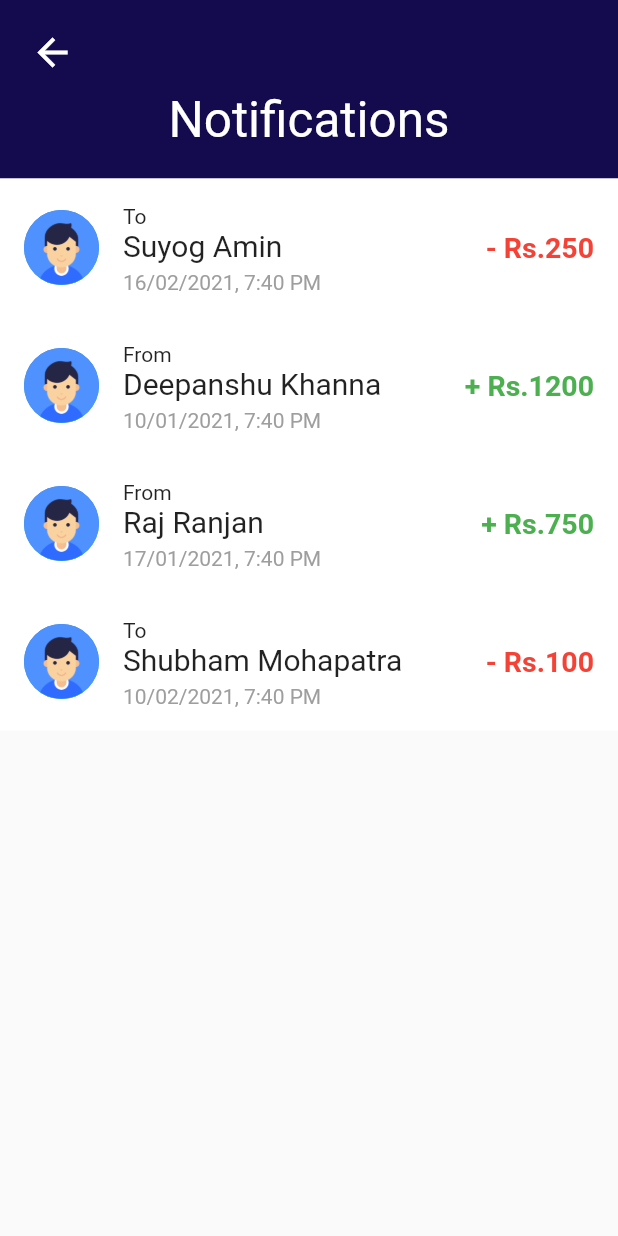
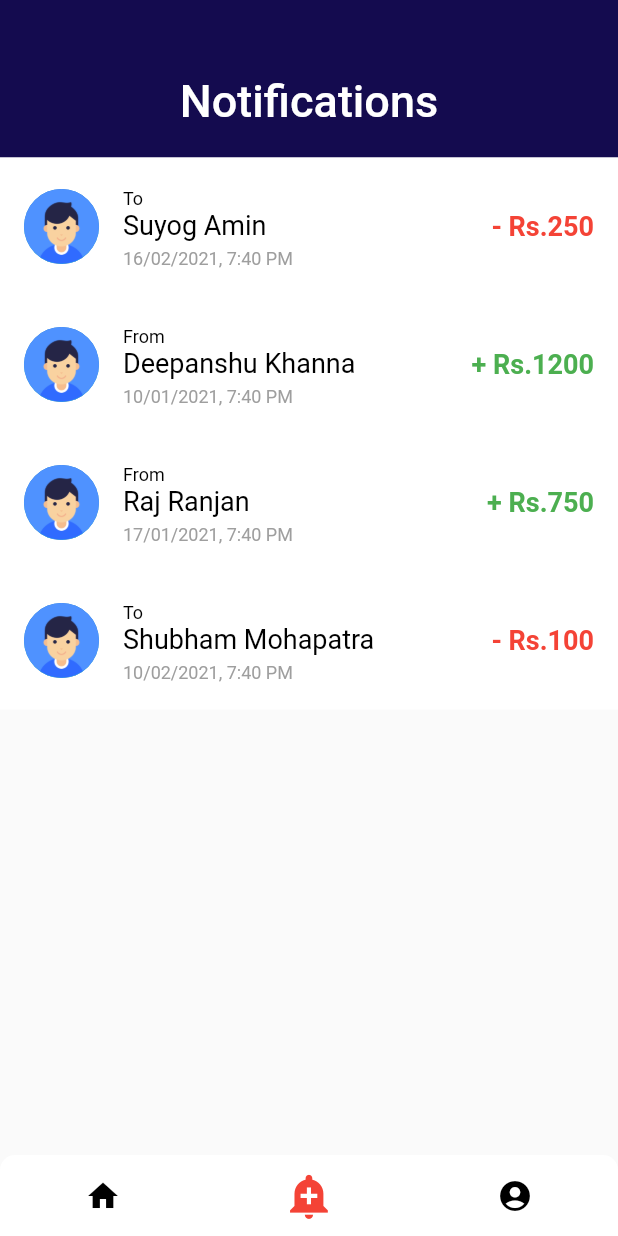
Before and after one commit to Suyog47/UdharKaro, a Flutter app: the screen it shows after launch, item 2 of the bottom bar chosen, on a phone screen of 412 x 824 dp. Run offline on Flutter 3.47's test engine with Material 2 defaults, Android fonts, the phone set to English and light mode, and no system bars; our stand-ins replace flutter_rating_bar, material_design_icons_flutter; missing offline and left inert: flutter_dropdown, qr_code_scanner.

Commit message:
added main screen page and renamed textStyle variables

```diff
--- a/lib/constants/colors.dart
+++ b/lib/constants/colors.dart
@@ -11,7 +11,7 @@ const Color blackColor = Colors.black;
 
 const Color greyColor = Colors.grey;
 
-final Color grey300Color = Colors.grey[300];
+const Color lightGreyColor = Color(0xFFF5F5F5);
 
 const Color amberColor = Colors.amber;
 
--- a/lib/main.dart
+++ b/lib/main.dart
@@ -5,6 +5,7 @@ import 'package:udhaarkaroapp/pages/accountDetails.dart';
 import 'package:udhaarkaroapp/pages/feedbackForm.dart';
 import 'package:udhaarkaroapp/pages/feedbackForm2.dart';
 import 'package:udhaarkaroapp/pages/homePage.dart';
+import 'package:udhaarkaroapp/pages/mainScreen.dart';
 import 'package:udhaarkaroapp/pages/notifications.dart';
 import 'package:udhaarkaroapp/pages/privacyPolicy.dart';
 import 'package:udhaarkaroapp/pages/profilePage.dart';
@@ -22,8 +23,9 @@ class MyApp extends StatelessWidget {
   @override
   Widget build(BuildContext context) {
     return MaterialApp(
-      initialRoute: "/home",
+      initialRoute: "/mainscreen",
       routes: {
+        "/mainscreen" : (context) => MainScreen(),
         "/home" : (context) => Home(),
         "/profilepage" : (context) => ProfilePage(),
         "/accountdetails" : (context) => AccountDetails(),
--- a/lib/pages/aboutUs.dart
+++ b/lib/pages/aboutUs.dart
@@ -25,7 +25,7 @@ class AboutUs extends StatelessWidget {
                     height10,
 
                     Center(child: Text("About Us",
-                        style: headerWhiteTextStyle),
+                        style: h3_Light),
                     ),
                   ],
                 ),
--- a/lib/pages/feedbackForm.dart
+++ b/lib/pages/feedbackForm.dart
@@ -37,7 +37,7 @@ class _FeedbackFormState extends State<FeedbackForm> {
 
                     height10,
 
-                    Center(child: Text("Feedback Form", style: headerWhiteTextStyle,))
+                    Center(child: Text("Feedback Form", style: h3_Light,))
                   ],
                 ),
               ),
@@ -51,7 +51,7 @@ class _FeedbackFormState extends State<FeedbackForm> {
                       children: [
                         Column(
                           children: [
-                            Text("Please provide your valuable rating", style: profileBodyTextStyle,),
+                            Text("Please provide your valuable rating", style: t20_Dark,),
 
                             height10,
                             height10,
@@ -82,7 +82,7 @@ class _FeedbackFormState extends State<FeedbackForm> {
 
                         Column(
                           children: [
-                            Text("How likely you will suggest our app to others", style: profileBodyTextStyle, softWrap: true, textAlign: TextAlign.center,),
+                            Text("How likely you will suggest our app to others", style: t20_Dark, softWrap: true, textAlign: TextAlign.center,),
 
                             height10,
                             height10,
--- a/lib/pages/feedbackForm2.dart
+++ b/lib/pages/feedbackForm2.dart
@@ -38,7 +38,7 @@ class _FeedbackForm2State extends State<FeedbackForm2> {
                     Center(
                         child: Text(
                       "Feedback Form",
-                      style: headerWhiteTextStyle,
+                      style: h3_Light,
                     ))
                   ],
                 ),
@@ -51,7 +51,7 @@ class _FeedbackForm2State extends State<FeedbackForm2> {
                       children: [
                         Text(
                           "Anything else you would like to share with us about our mobile app",
-                          style: profileBodyTextStyle,
+                          style: t20_Dark,
                           softWrap: true,
                           textAlign: TextAlign.center,
                         ),
--- /dev/null
+++ b/lib/pages/mainScreen.dart
@@ -0,0 +1,86 @@
+import 'package:flutter/material.dart';
+import 'package:udhaarkaroapp/constants/colors.dart';
+import 'package:udhaarkaroapp/pages/homePage.dart';
+import 'package:udhaarkaroapp/pages/notifications.dart';
+import 'package:udhaarkaroapp/pages/profilePage.dart';
+
+class MainScreen extends StatefulWidget {
+  @override
+  _MainScreenState createState() => _MainScreenState();
+}
+
+class _MainScreenState extends State<MainScreen> {
+  int _currentIndex = 0;
+
+  @override
+  Widget build(BuildContext context) {
+    return SafeArea(
+      child: Scaffold(
+        body: (_currentIndex == 0)
+            ? Home()
+            : (_currentIndex == 1) ? Notifications() : ProfilePage(),
+
+        bottomNavigationBar: Container(
+          padding: EdgeInsets.symmetric(vertical: 15),
+          decoration: BoxDecoration(
+            color: whiteColor,
+            borderRadius: BorderRadius.only(
+                topLeft: Radius.circular(10), topRight: Radius.circular(10)),
+          ),
+          width: MediaQuery.of(context).devicePixelRatio,
+          child: Row(
+            mainAxisAlignment: MainAxisAlignment.spaceAround,
+            children: [
+              InkWell(
+                onTap: () {
+                  setState(() => _currentIndex = 0);
+                },
+                child: (_currentIndex == 0)
+                    ? Transform.scale(
+                        scale: 1.4,
+                        child: Icon(
+                          Icons.home,
+                          color: redColor,
+                        ))
+                    : Icon(
+                        Icons.home,
+                        color: blackColor,
+                      ),
+              ),
+              InkWell(
+                  onTap: () {
+                    setState(() => _currentIndex = 1);
+                  },
+                  child: (_currentIndex == 1)
+                      ? Transform.scale(
+                          scale: 1.4,
+                          child: Icon(
+                            Icons.add_alert,
+                            color: redColor,
+                          ))
+                      : Icon(
+                          Icons.add_alert,
+                          color: blackColor,
+                        )),
+              InkWell(
+                  onTap: () {
+                    setState(() => _currentIndex = 2);
+                  },
+                  child: (_currentIndex == 2)
+                      ? Transform.scale(
+                          scale: 1.4,
+                          child: Icon(
+                            Icons.account_circle,
+                            color: redColor,
+                          ))
+                      : Icon(
+                          Icons.account_circle,
+                          color: blackColor,
+                        )),
+            ],
+          ),
+        ),
+      ),
+    );
+  }
+}
--- a/lib/pages/notifications.dart
+++ b/lib/pages/notifications.dart
@@ -53,20 +53,14 @@ class _NotificationsState extends State<Notifications> {
           child: Column(
             children: [
               Container(
-                padding: EdgeInsets.fromLTRB(20, 20, 20, 20),
+                padding: EdgeInsets.fromLTRB(20, 50, 20, 20),
                 decoration: BoxDecoration(
                   color: darkBlueColor,
                 ),
                 child: Column(
                   children: [
-                    Align(child: InkWell(
-                        onTap: (){Navigator.pop(context);},
-                        child: backIcon), alignment: Alignment.centerLeft,),
-
-                    height10,
-
                     Center(child: Text("Notifications",
-                        style: headerWhiteTextStyle),
+                        style: h3_Light),
                     ),
                   ],
                 ),
@@ -79,7 +73,7 @@ class _NotificationsState extends State<Notifications> {
                     shrinkWrap: true,
                     itemCount: str.length,
                     itemBuilder: (context, index){
-                      return notificationCard(
+                      return NotificationCard(
                         str: str,
                         itemIndex: index,
                       );
--- a/lib/pages/privacyPolicy.dart
+++ b/lib/pages/privacyPolicy.dart
@@ -28,7 +28,7 @@ class PrivacyPolicy extends StatelessWidget {
                     height10,
 
                     Center(child: Text("Privacy Policy",
-                      style:  headerWhiteTextStyle
+                      style:  h3_Light,
                     ),
                     )
                   ],
--- a/lib/pages/qrCodeScanner.dart
+++ b/lib/pages/qrCodeScanner.dart
@@ -40,7 +40,7 @@ class _QRCodeScannerState extends State<QRCodeScanner> {
                       height10,
                       height10,
 
-                      Text("Scan any QR Code", style: headerWhiteTextStyle),
+                      Text("Scan any QR Code", style: h3_Light),
 
                       height10,
                       height10,
@@ -50,7 +50,7 @@ class _QRCodeScannerState extends State<QRCodeScanner> {
                           height: 250,
                           width: 300,
                           child: Center(
-                              child: qrScanner())
+                              child: QRScanner())
                       ),
 
                       height5,
@@ -76,7 +76,7 @@ class _QRCodeScannerState extends State<QRCodeScanner> {
                          TextFormField(
                            decoration: InputDecoration(
                              labelText: "Enter Mobile Number",
-                             labelStyle: textFieldHintTextStyle
+                             labelStyle: hint_Dark
                            ),
                            inputFormatters: [
                              FilteringTextInputFormatter.digitsOnly
--- a/lib/pages/userList.dart
+++ b/lib/pages/userList.dart
@@ -23,6 +23,7 @@ class _UsersListState extends State<UsersList> {
   Widget build(BuildContext context) {
     return SafeArea(
       child: Scaffold(
+        backgroundColor: whiteColor,
         body: Container(
           child: Column(
             children: [
@@ -45,7 +46,7 @@ class _UsersListState extends State<UsersList> {
                     Center(
                         child: Text(
                       "Users List",
-                      style: headerWhiteTextStyle,
+                      style: h3_Light,
                     ))
                   ],
                 ),
@@ -57,7 +58,7 @@ class _UsersListState extends State<UsersList> {
                     shrinkWrap: true,
                     itemCount: 5,
                     itemBuilder: (context, index){
-                      return userListCard(
+                      return UserListCard(
                         str: _str,
                         pic: "assets/profilebg.png",
                         itemIndex: index,
--- a/lib/widgets/card.dart
+++ b/lib/widgets/card.dart
@@ -8,13 +8,13 @@ import 'package:udhaarkaroapp/constants/widths.dart';
 import 'circularAvatar.dart';
 
 
-class userListCard extends StatelessWidget {
+class UserListCard extends StatelessWidget {
 
-  List str;
-  String pic;
-  int itemIndex;
+  final List str;
+  final String pic;
+  final int itemIndex;
 
-  userListCard({
+  UserListCard({
     @required this.str,
     @required this.pic,
     @required this.itemIndex,
@@ -33,7 +33,7 @@ class userListCard extends StatelessWidget {
               ),
               title: Text(
                 str[itemIndex],
-                style: profileBodyTextStyle,
+                style: t18_Dark,
               ),
             ),
             elevation: 0,
@@ -47,12 +47,12 @@ class userListCard extends StatelessWidget {
 }
 
 
-class homeCard extends StatelessWidget {
+class HomeCard extends StatelessWidget {
   final List str;
   final int type;
   final int itemIndex;
 
-  homeCard({
+  HomeCard({
     this.str,
     this.type,
     this.itemIndex
@@ -80,13 +80,13 @@ class homeCard extends StatelessWidget {
                     Row(
                       crossAxisAlignment: CrossAxisAlignment.end,
                       children: [
-                        Text("Rs.", style: TextStyle(fontWeight: FontWeight.bold, fontSize: 18)),
+                        Text("Rs.", style: h4_Dark),
                         width2,
-                        Text(str[itemIndex]["price"], style: TextStyle(fontWeight: FontWeight.bold, fontSize: 30)),
+                        Text(str[itemIndex]["price"], style: h3_Dark),
                       ],
                     ),
                     height5,
-                    Text(str[itemIndex]["vendor"], style: TextStyle(fontSize: 12),)
+                    Text(str[itemIndex]["vendor"], style: t12_Dark,)
                   ],
                 ),
                 Avatar(img: str[itemIndex]["pic"], radius: 25,),
@@ -104,7 +104,7 @@ class homeCard extends StatelessWidget {
                     Column(
                       crossAxisAlignment: CrossAxisAlignment.start,
                       children: [
-                        Text(str[itemIndex]["lastTransaction"], style: TextStyle(fontWeight: FontWeight.bold),),
+                        Text(str[itemIndex]["lastTransaction"], style: t14_Dark,),
                         height5,
                         Text("Last Transaction On", style: TextStyle(fontSize: 10),)
                       ],
@@ -147,12 +147,12 @@ class homeCard extends StatelessWidget {
 }
 
 
-class notificationCard extends StatelessWidget {
+class NotificationCard extends StatelessWidget {
 
-  List str;
-  int itemIndex;
+  final List str;
+  final int itemIndex;
 
-  notificationCard({
+  NotificationCard({
     this.str,
     this.itemIndex
     });
@@ -170,12 +170,12 @@ class notificationCard extends StatelessWidget {
           title: Column(
             crossAxisAlignment: CrossAxisAlignment.start,
             children: [
-              (str[itemIndex]["type"] == 1) ? Text("To", style: TextStyle(fontSize: 14),) : Text("From", style: TextStyle(fontSize: 14),),
-              Text(str[itemIndex]["name"], style: profileBodyTextStyle,),
+               Text((str[itemIndex]["type"] == 1) ? "To" : "From", style: t12_Dark,),
+              Text(str[itemIndex]["name"], style: t18_Dark,),
               height5,
             ],),
 
-          subtitle: Text(str[itemIndex]["date"], style: TextStyle(color: greyColor),),
+          subtitle: Text(str[itemIndex]["date"], style: TextStyle(color: greyColor, fontSize: 12),),
 
           trailing:
           (str[itemIndex]["type"] == 1) ?
```
Also changed, not shown: lib/constants/textStyles.dart (+52 -12 lines), lib/pages/accountDetails.dart (+5 -10 lines), lib/pages/homePage.dart (+7 -47 lines), lib/pages/profilePage.dart (+8 -8 lines), lib/widgets/qrScanner.dart (+3 -4 lines), lib/widgets/texts.dart (added, +363 -0 lines).
